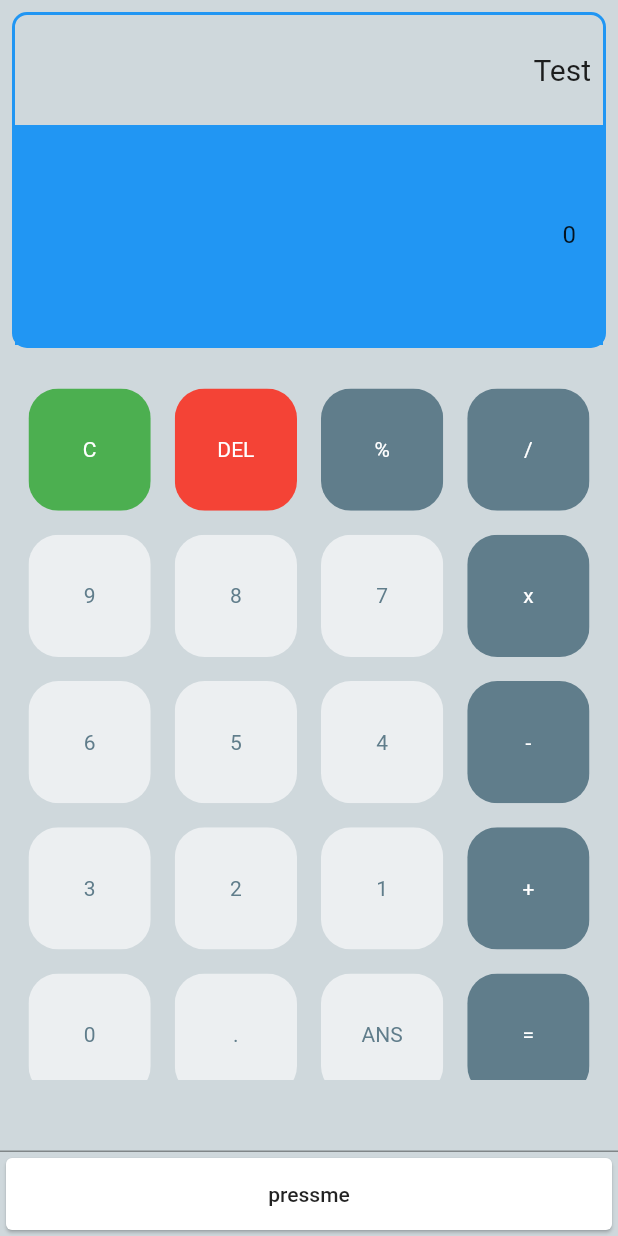
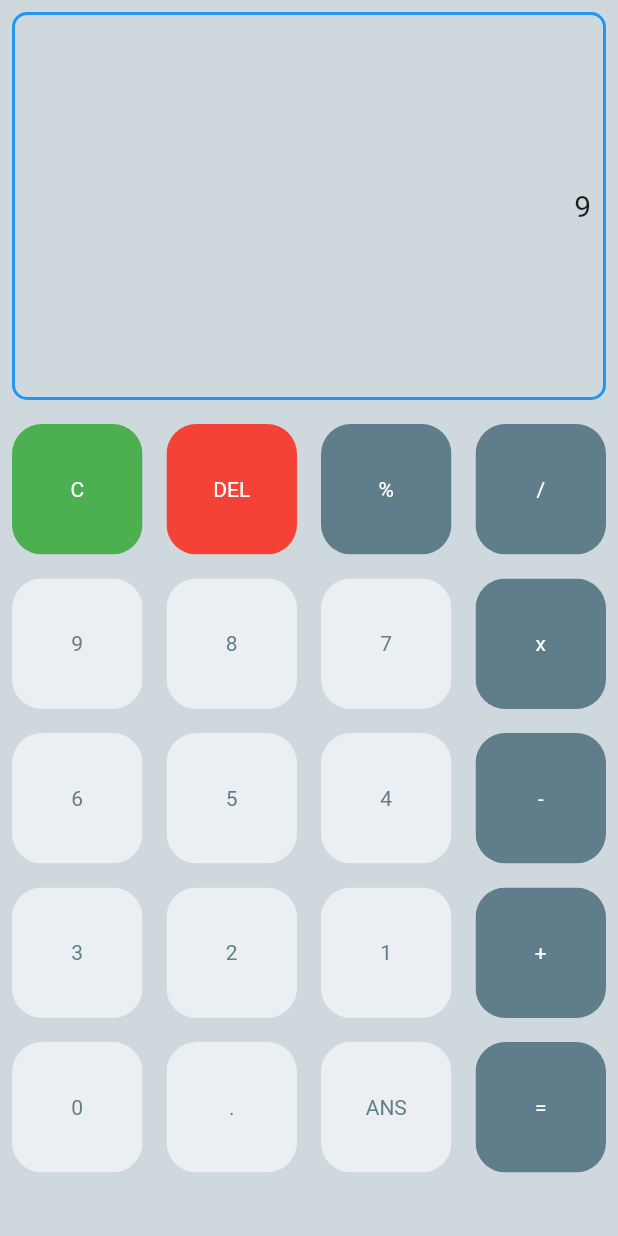
Before and after one commit to Code-Dev-Challenge/Calculator, a Flutter app: the MyHomePage screen opened directly, after a tap on an icon or button, on a phone screen of 412 x 824 dp. Run offline on Flutter 3.47's test engine with Material 2 defaults, Android fonts, the phone set to English and light mode, and no system bars; missing offline and left inert: dart:ffi.

Commit message:
feat: Buttons backend
I created the backend for the buttons

```diff
--- a/lib/buttons.dart
+++ b/lib/buttons.dart
@@ -1,39 +1,205 @@
+import 'package:calculator/main.dart';
 import 'package:flutter/material.dart';
 
+MyHomePage hp = new MyHomePage();
+class CreateCard{
 
+  String number = '';
+  bool dotState = false;
+  final controller = TextEditingController();
 
-class MyButtons extends StatelessWidget {
-  final color;
-  final textColor;
-  final String buttonText;
+  final List<String> buttons = [
+    'C',
+    'DEL',
+    '%',
+    '/',
+    '9',
+    '8',
+    '7',
+    'x',
+    '6',
+    '5',
+    '4',
+    '-',
+    '3',
+    '2',
+    '1',
+    '+',
+    '0',
+    '.',
+    'ANS',
+    '=',
+  ];
 
-  final controller =  TextEditingController();
+  bool isOperator(String x){
+      if(x == '%' || x == '/' ||x == 'x' ||x == '-' ||x == '+' ||x == '=' ){
+        return true;
+      }
+      else{
+        return false;
+      }
+  }
 
-  MyButtons({this.color, this.textColor, this.buttonText});
+  double firstNum = 0;
+  double secondNum = 0;
+  double answer = 0;
+  String answerText = '';
+  String operation = '';
 
-  @override
-  Widget build(BuildContext context) {
-    return Padding(
-      padding: const EdgeInsets.all(8.0),
-      child: GestureDetector(
-        onTap: (){
-          print(buttonText);
-          controller.text = '1';
+  void buttonPressed(String symbol){
+    bool dots = false;
+    if(symbol == 'DEL'){
+      dotState = false;
+      number = '';
+      firstNum = null;
+      secondNum = 0;
+      answer = 0;
+      answerText = '';
+      operation = '';
+    }
+    else if(symbol == 'C'){
+      dotState = false;
+      number = '';
+      firstNum = null;
+      secondNum = 0;
+      answer = 0;
+      answerText = '';
+      operation = '';
+    }
+    else if(symbol == '+'){
+      dotState = false;
+      answerText = '$answerText$symbol';
+      if(firstNum == null){
+        firstNum = double.parse(number);
+        operation = 'add';
+        number ='';
+      }
+      else if(firstNum != 0 || firstNum != null){
+        //secondNum = double.parse(number);
+        operation = 'add';
+        number = '';
+      }
+    }
+    else if(symbol == '-'){
+      dotState = false;
+      answerText = '$answerText$symbol';
+      if(firstNum == null){
+        firstNum = double.parse(number);
+        operation = 'minus';
+        number ='';
+      }
+      else if(firstNum != 0 || firstNum != null){
+        //secondNum = double.parse(number);
+        operation = 'minus';
+        number = '';
+      }
+    }
+    else if(symbol == 'x'){
+      dotState = false;
+      answerText = '$answerText$symbol';
+      if(firstNum == null){
+        firstNum = double.parse(number);
+        operation = 'times';
+        number ='';
+      }
+      else if(firstNum != 0 || firstNum != null){
+        //secondNum = double.parse(number);
+        operation = 'times';
+        number = '';
+      }
+    }
+    else if(symbol == '/'){
+      dotState = false;
+      answerText = '$answerText$symbol';
+      if(firstNum == null){
+        firstNum = double.parse(number);
+        operation = 'div';
+        number ='';
+      }
+      else if(firstNum != 0 || firstNum != null){
+        //secondNum = double.parse(number);
+        operation = 'div';
+        number = '';
+      }
+    }
+    else if(symbol == '%'){
+      dotState = false;
+      answerText = '$answerText$symbol';
+      if(firstNum == null){
+        firstNum = double.parse(number);
+        operation = 'mod';
+        number ='';
+      }
+      else if(firstNum != 0 || firstNum != null){
+        //secondNum = double.parse(number);
+        operation = 'mod';
+        number = '';
+      }
+    }
+    else if(symbol == '='){
+      dotState = false;
+      if(operation == 'add'){
+        secondNum = double.parse(number);
+        answer = firstNum + secondNum;
+        answerText = answer.toString();
+        firstNum = answer;
+        number = '';
+      }
+      if(operation == 'minus'){
+        secondNum = double.parse(number);
+        answer = firstNum - secondNum;
+        if(answer == 0 || answer == 0.0){
+          answer = 0;
+        }
+        print(answer);
+        answerText = answer.toString();
+        firstNum = answer;
+        number = '';
+      }
+      if(operation == 'times'){
+        secondNum = double.parse(number);
+        answer = firstNum * secondNum;
+        answerText = answer.toString();
+        firstNum = answer;
+        number = '';
+      }
+      if(operation == 'div'){
+        secondNum = double.parse(number);
+        answer = firstNum / secondNum;
+        if(answer == 0 || answer == 0.0){
+          answer = 0;
+        }
+        answerText = answer.toString();
+        firstNum = answer;
+        number = '';
+      }
+      if(operation == 'mod'){
+        secondNum = double.parse(number);
+        answer = firstNum % secondNum;
+        answerText = answer.toString();
+        firstNum = answer;
+        number = '';
+      }
+    }
+    else if(symbol == '.'){
+      if(dotState == false){
+        answerText = '$answerText$symbol';
+        number = '$number$symbol';
+        dotState = true;
+      }
+    }
+    else{
+      answerText = '$answerText$symbol';
+      number = '$number$symbol';
 
-        },
-        child: ClipRRect(
-          borderRadius: BorderRadius.circular(20),
-          child: Container(
-            color: color,
-            child: Center(
-              child: Text(
-                buttonText,
-                style: TextStyle(color: textColor),
-              ),
-            ),
-          ),
-        ),
-      ),
-    );
+    }
+  }
+
+  String getAns(){
+    return answerText;
+  }
+
+  String getNum(){
+    return number;
   }
 }
--- a/lib/main.dart
+++ b/lib/main.dart
@@ -5,9 +5,9 @@ import 'package:flutter/material.dart';
 
 void main() => runApp(MyApp());
 
-MyButtons button = new MyButtons();
+CreateCard buttonClass = new CreateCard();
 
-final controllers = TextEditingController();
+final controller = TextEditingController();
 
 class MyApp extends StatelessWidget {
   @override
@@ -20,6 +20,8 @@ class MyApp extends StatelessWidget {
       home: MyHomePage(title: 'Flutter Demo Home Page'),
     );
   }
+
+
 }
 
 class MyHomePage extends StatefulWidget {
@@ -29,45 +31,69 @@ class MyHomePage extends StatefulWidget {
 
   @override
   _MyHomePageState createState() => _MyHomePageState();
+
 }
 
 class _MyHomePageState extends State<MyHomePage> {
-  int _counter = 0;
 
-  void _incrementCounter() {
+  String numText = '';
+  String ansText = '';
+
+  Padding createCard({String buttonText, Color color1, Color color2}){
+    return Padding(
+      padding: const EdgeInsets.all(8.0),
+      child: GestureDetector(
+        onTap: (){
           setState(() {
-      _counter++;
+
+            buttonClass.buttonPressed(buttonText);
+            numText = buttonClass.getNum();
+            ansText = buttonClass.getAns();
           });
+        },
+        child: ClipRRect(
+          borderRadius: BorderRadius.circular(20),
+          child: Container(
+            color: color1,
+            child: Center(
+              child: Text(
+                buttonText,
+                style: TextStyle(color: color2),
+              ),
+            ),
+          ),
+        ),
+      ),
+    );
+
+  }
+
+    List getCard(){
+
+    List<Padding> _list = [];
+
+    for (int i = 0; i < buttonClass.buttons.length; i++) {
+      if( i == 0 ){
+        _list.add(createCard(buttonText: buttonClass.buttons[i], color1: Colors.green, color2: Colors.white));
+      }
+      else if( i == 1){
+        _list.add(createCard(buttonText: buttonClass.buttons[i], color1: Colors.red, color2: Colors.white));
+      }
+      else{
+        _list.add(createCard(buttonText: buttonClass.buttons[i], color1: buttonClass.isOperator(buttonClass.buttons[i]) ? Colors.blueGrey : Colors.blueGrey[50], color2:buttonClass.isOperator(buttonClass.buttons[i]) ? Colors.white : Colors.blueGrey ));
+
+      }
+    }
+
+      return _list;
     }
 
     @override
     void initState() {
-    button.controller.text = '0';
+    numText = buttonClass.getNum();
+            ansText = buttonClass.getAns();
     super.initState();
   }
-
-  final List<String> buttons = [
-    'C',
-    'DEL',
-    '%',
-    '/',
-    '9',
-    '8',
-    '7',
-    'x',
-    '6',
-    '5',
-    '4',
-    '-',
-    '3',
-    '2',
-    '1',
-    '+',
-    '0',
-    '.',
-    'ANS',
-    '=',
-  ];
 
   @override
   Widget build(BuildContext context) {
@@ -102,7 +128,7 @@ class _MyHomePageState extends State<MyHomePage> {
                                 //color: Colors.red,
                                 child: Center(
                                   child: Text(
-                                    'Test',
+                                    ansText,
                                     style: TextStyle(fontSize: 20),
                                   ),
                                 ),
@@ -111,26 +137,26 @@ class _MyHomePageState extends State<MyHomePage> {
                           ],
                         ),
                       ),
-                      Expanded(
+                      Visibility(
+                        visible: false,
+                        child: Expanded(
                           flex: 2,
                            child: Container(
                              color: Colors.blue,
-                           child: Center(
-                             child: TextField(
-                               decoration: new InputDecoration(
-                                  border: InputBorder.none,
-                                  focusedBorder: InputBorder.none,
-                                  enabledBorder: InputBorder.none,
-                                  errorBorder: InputBorder.none,
-                                  disabledBorder: InputBorder.none,
-                                  contentPadding:
-                                      EdgeInsets.only(left: 15, bottom: 11, top: 11, right: 15),
-
+                             child: Padding(
+                               padding: const EdgeInsets.all(8.0),
+                               child: ListView(
+                                 scrollDirection: Axis.horizontal,
+                                 reverse: true,
+                                 children: <Widget>[
+                                   Align(
+                                     alignment: Alignment.centerRight,
+                                      child: Text(
+                                        numText
                                       ),
-                               textDirection: TextDirection.rtl,
-                               readOnly: true,
-                               controller: button.controller,
-
+                                   ),
+                                 ],
+                               ),
                              ),
                            ),
                         ),
@@ -143,56 +169,14 @@ class _MyHomePageState extends State<MyHomePage> {
             Expanded(
               flex: 2,
               child: Container(
-                child: Center(
-                  child: GridView.builder(
-                    padding: EdgeInsets.all(11.0),
-                      itemCount: buttons.length,
-                      gridDelegate: SliverGridDelegateWithFixedCrossAxisCount(
-                          crossAxisCount: 4),
-                      itemBuilder: (BuildContext context, int index) {
-                        if( index ==0 ){
-                          return MyButtons(
-                          buttonText: buttons[index],
-                          color:  Colors.green,
-                          textColor: Colors.white
-                          );
-                        }
-                        else if( index == 1){
-                          return MyButtons(
-                          buttonText: buttons[index],
-                          color:  Colors.red,
-                          textColor: Colors.white
-                          );
-                        }
-                        else{
-                          return MyButtons(
-                          buttonText: buttons[index],
-                          color: isOperator(buttons[index]) ? Colors.blueGrey : Colors.blueGrey[50],
-                          textColor:isOperator(buttons[index]) ? Colors.white : Colors.blueGrey,
-                        );
-                        }
-                      }),
+                margin: EdgeInsets.only(bottom: 3),
+                child: GridView.count(
+                crossAxisCount: 4,
+                //physics: ScrollPhysics(), // to disable GridView's scrolling
+                shrinkWrap: true,
+                children: getCard()),
+              )
             ),
-              ),
-            ),
-
-            TextField(
-              controller: controllers,
-            ),
-            Card(
-              child: FlatButton(
-                onPressed: (){
-                  setState(() {
-                    controllers.text = '${controllers.text} 1';
-                  });
-                },
-                child: Container(
-                  child: Center(
-                    child: Text('pressme'),
-                  ),
-                ),
-              ),
-            )
           ],
         ),
       ),
@@ -200,13 +184,5 @@ class _MyHomePageState extends State<MyHomePage> {
 
 
     }
-    bool isOperator(String x){
-      if(x == '%' || x == '/' ||x == 'x' ||x == '-' ||x == '+' ||x == '=' ){
-        return true;
-      }
-      else{
-        return false;
-      };
 
 }
-}
```
Lines whose indentation alone changed are shown as unchanged.
